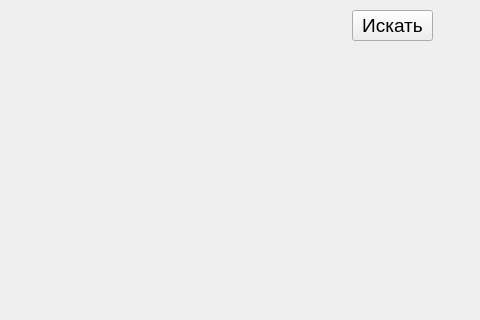
First picture: the form in main_window.ui, repository Olezha-Mazur/API-project, before the edit; both pictures show x 418 to 898 and y 0 to 320 of the 898 by 600 pixel window.
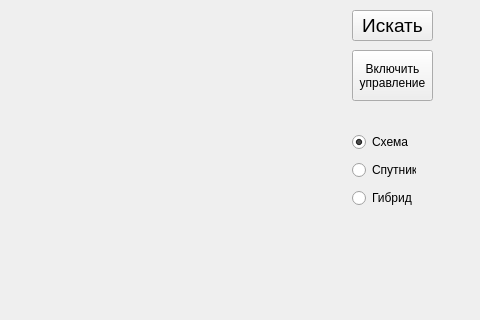
Second picture: the form after the edit.

Commit message: 0,58(3) сделано

The edit to the form file:
```diff
--- a/main_window.ui
+++ b/main_window.ui
@@ -218,6 +218,65 @@
      <string>Очистить текущий запрос</string>
     </property>
    </widget>
+   <widget class="QPushButton" name="move_btn">
+    <property name="enabled">
+     <bool>true</bool>
+    </property>
+    <property name="geometry">
+     <rect>
+      <x>770</x>
+      <y>50</y>
+      <width>81</width>
+      <height>51</height>
+     </rect>
+    </property>
+    <property name="cursor">
+     <cursorShape>CrossCursor</cursorShape>
+    </property>
+    <property name="text">
+     <string>Включить
+управление</string>
+    </property>
+   </widget>
+   <widget class="QWidget" name="verticalLayoutWidget">
+    <property name="geometry">
+     <rect>
+      <x>770</x>
+      <y>130</y>
+      <width>64</width>
+      <height>80</height>
+     </rect>
+    </property>
+    <layout class="QVBoxLayout" name="verticalLayout_6">
+     <item>
+      <widget class="QRadioButton" name="plan_btn">
+       <property name="text">
+        <string>Схема</string>
+       </property>
+       <property name="checked">
+        <bool>true</bool>
+       </property>
+      </widget>
+     </item>
+     <item>
+      <widget class="QRadioButton" name="satellite_btn">
+       <property name="text">
+        <string>Спутник</string>
+       </property>
+       <property name="checked">
+        <bool>false</bool>
+       </property>
+      </widget>
+     </item>
+     <item>
+      <widget class="QRadioButton" name="hybrid_btn">
+       <property name="text">
+        <string>Гибрид</string>
+       </property>
+      </widget>
+     </item>
+    </layout>
+   </widget>
   </widget>
   <widget class="QMenuBar" name="menubar">
    <property name="geometry">
```
Left out of the diff: 8 changed lines with no effect on the pictures. The commit also changes 1 other file.
